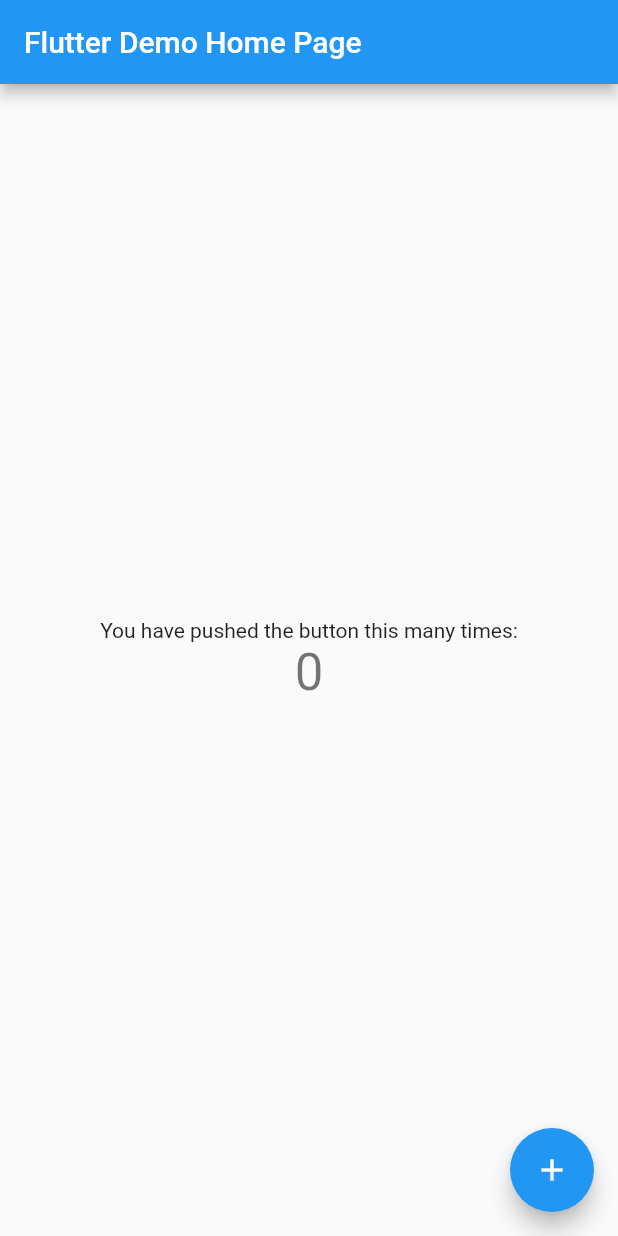
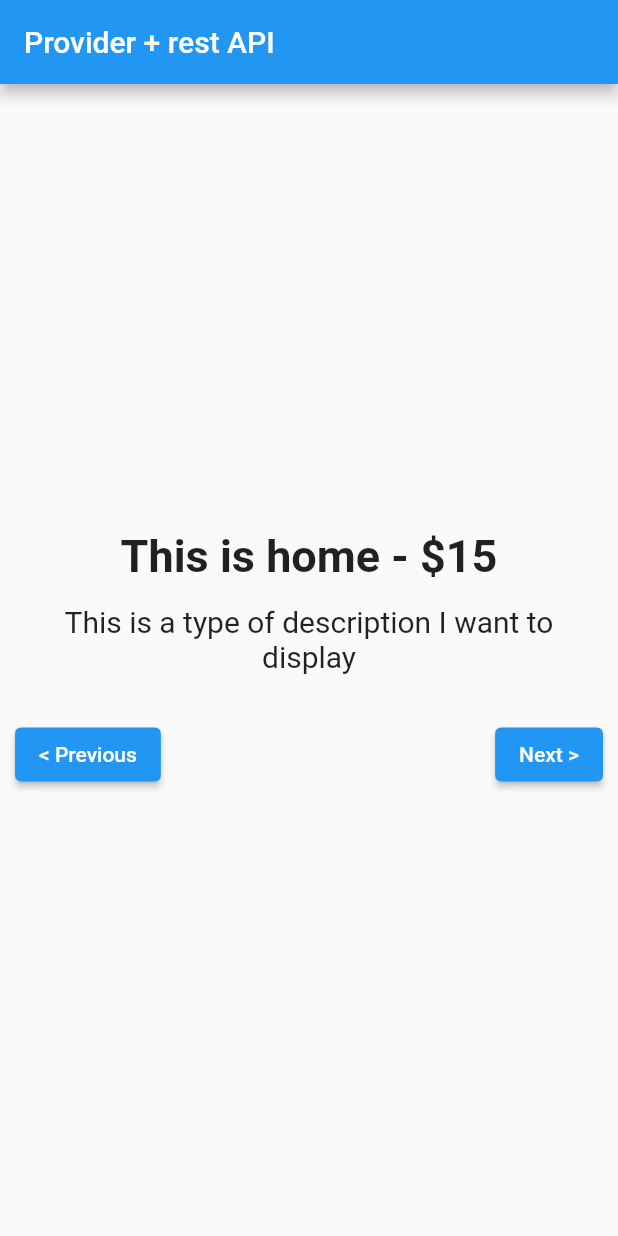
Before and after one commit to captainmio/flutter-provider_restapi, a Flutter app: the screen it shows after launch, on a phone screen of 412 x 824 dp. Run offline on Flutter 3.47's test engine with Material 2 defaults, Android fonts, the light colour scheme and no system bars.

Commit message:
frontend + REST API part of the app

```diff
--- a/lib/main.dart
+++ b/lib/main.dart
@@ -1,4 +1,5 @@
 import 'package:flutter/material.dart';
+import 'package:flutter_provider_rest_api/screen/home.dart';
 
 void main() {
   runApp(const MyApp());
@@ -7,109 +8,11 @@
 class MyApp extends StatelessWidget {
   const MyApp({super.key});
 
-  // This widget is the root of your application.
   @override
   Widget build(BuildContext context) {
-    return MaterialApp(
-      title: 'Flutter Demo',
-      theme: ThemeData(
-        // This is the theme of your application.
-        //
-        // Try running your application with "flutter run". You'll see the
-        // application has a blue toolbar. Then, without quitting the app, try
-        // changing the primarySwatch below to Colors.green and then invoke
-        // "hot reload" (press "r" in the console where you ran "flutter run",
-        // or simply save your changes to "hot reload" in a Flutter IDE).
-        // Notice that the counter didn't reset back to zero; the application
-        // is not restarted.
-        primarySwatch: Colors.blue,
-      ),
-      home: const MyHomePage(title: 'Flutter Demo Home Page'),
+    return const MaterialApp(
+      title: 'Provider + rest API',
+      home: Home(),
     );
   }
 }
-
-class MyHomePage extends StatefulWidget {
-  const MyHomePage({super.key, required this.title});
-
-  // This widget is the home page of your application. It is stateful, meaning
-  // that it has a State object (defined below) that contains fields that affect
-  // how it looks.
-
-  // This class is the configuration for the state. It holds the values (in this
-  // case the title) provided by the parent (in this case the App widget) and
-  // used by the build method of the State. Fields in a Widget subclass are
-  // always marked "final".
-
-  final String title;
-
-  @override
-  State<MyHomePage> createState() => _MyHomePageState();
-}
-
-class _MyHomePageState extends State<MyHomePage> {
-  int _counter = 0;
-
-  void _incrementCounter() {
-    setState(() {
-      // This call to setState tells the Flutter framework that something has
-      // changed in this State, which causes it to rerun the build method below
-      // so that the display can reflect the updated values. If we changed
-      // _counter without calling setState(), then the build method would not be
-      // called again, and so nothing would appear to happen.
-      _counter++;
-    });
-  }
-
-  @override
-  Widget build(BuildContext context) {
-    // This method is rerun every time setState is called, for instance as done
-    // by the _incrementCounter method above.
-    //
-    // The Flutter framework has been optimized to make rerunning build methods
-    // fast, so that you can just rebuild anything that needs updating rather
-    // than having to individually change instances of widgets.
-    return Scaffold(
-      appBar: AppBar(
-        // Here we take the value from the MyHomePage object that was created by
-        // the App.build method, and use it to set our appbar title.
-        title: Text(widget.title),
-      ),
-      body: Center(
-        // Center is a layout widget. It takes a single child and positions it
-        // in the middle of the parent.
-        child: Column(
-          // Column is also a layout widget. It takes a list of children and
-          // arranges them vertically. By default, it sizes itself to fit its
-          // children horizontally, and tries to be as tall as its parent.
-          //
-          // Invoke "debug painting" (press "p" in the console, choose the
-          // "Toggle Debug Paint" action from the Flutter Inspector in Android
-          // Studio, or the "Toggle Debug Paint" command in Visual Studio Code)
-          // to see the wireframe for each widget.
-          //
-          // Column has various properties to control how it sizes itself and
-          // how it positions its children. Here we use mainAxisAlignment to
-          // center the children vertically; the main axis here is the vertical
-          // axis because Columns are vertical (the cross axis would be
-          // horizontal).
-          mainAxisAlignment: MainAxisAlignment.center,
-          children: <Widget>[
-            const Text(
-              'You have pushed the button this many times:',
-            ),
-            Text(
-              '$_counter',
-              style: Theme.of(context).textTheme.headlineMedium,
-            ),
-          ],
-        ),
-      ),
-      floatingActionButton: FloatingActionButton(
-        onPressed: _incrementCounter,
-        tooltip: 'Increment',
-        child: const Icon(Icons.add),
-      ), // This trailing comma makes auto-formatting nicer for build methods.
-    );
-  }
-}
--- /dev/null
+++ b/lib/models/product_model.dart
@@ -0,0 +1,20 @@
+class Product {
+  Product({
+    required this.id,
+    required this.title,
+    required this.description,
+    required this.price,
+  });
+
+  int id;
+  String title;
+  String description;
+  int price;
+
+  factory Product.fromJson(Map<String, dynamic> json) => Product(
+        id: json["id"],
+        title: json["title"],
+        description: json["description"],
+        price: json["price"],
+      );
+}
--- /dev/null
+++ b/lib/screen/home.dart
@@ -0,0 +1,72 @@
+import 'package:flutter/material.dart';
+
+class Home extends StatefulWidget {
+  const Home({super.key});
+
+  @override
+  State<Home> createState() => _HomeState();
+}
+
+class _HomeState extends State<Home> {
+  // this is just a testing, call immediately the service and check the result
+  @override
+  void initState() {
+    super.initState();
+  }
+
+  @override
+  Widget build(BuildContext context) {
+    return Scaffold(
+      appBar: AppBar(
+        title: const Text('Provider + rest API'),
+      ),
+      body: Align(
+        alignment: Alignment.center,
+        child: Padding(
+          padding: const EdgeInsets.all(10.0),
+          child: Column(
+            mainAxisAlignment: MainAxisAlignment.center,
+            crossAxisAlignment: CrossAxisAlignment.center,
+            children: [
+              const Text(
+                "This is home - \$15",
+                style: TextStyle(fontSize: 30, fontWeight: FontWeight.bold),
+              ),
+              const SizedBox(
+                height: 15,
+              ),
+              const Text(
+                'This is a type of description I want to display',
+                textAlign: TextAlign.center,
+                style: TextStyle(
+                  fontSize: 20,
+                ),
+              ),
+              const SizedBox(
+                height: 30,
+              ),
+              Row(
+                mainAxisAlignment:
+                    MainAxisAlignment.spaceBetween, // <-- spaceBetween
+                children: <Widget>[
+                  ElevatedButton(
+                    onPressed: () {
+                      debugPrint('Do Previous');
+                    },
+                    child: const Text('< Previous'),
+                  ),
+                  ElevatedButton(
+                    onPressed: () {
+                      debugPrint('Do Next');
+                    },
+                    child: const Text('Next >'),
+                  )
+                ],
+              )
+            ],
+          ),
+        ),
+      ),
+    );
+  }
+}
```
Also changed, not shown: lib/services/product_service.dart (added, +37 -0 lines), 1 other file.
